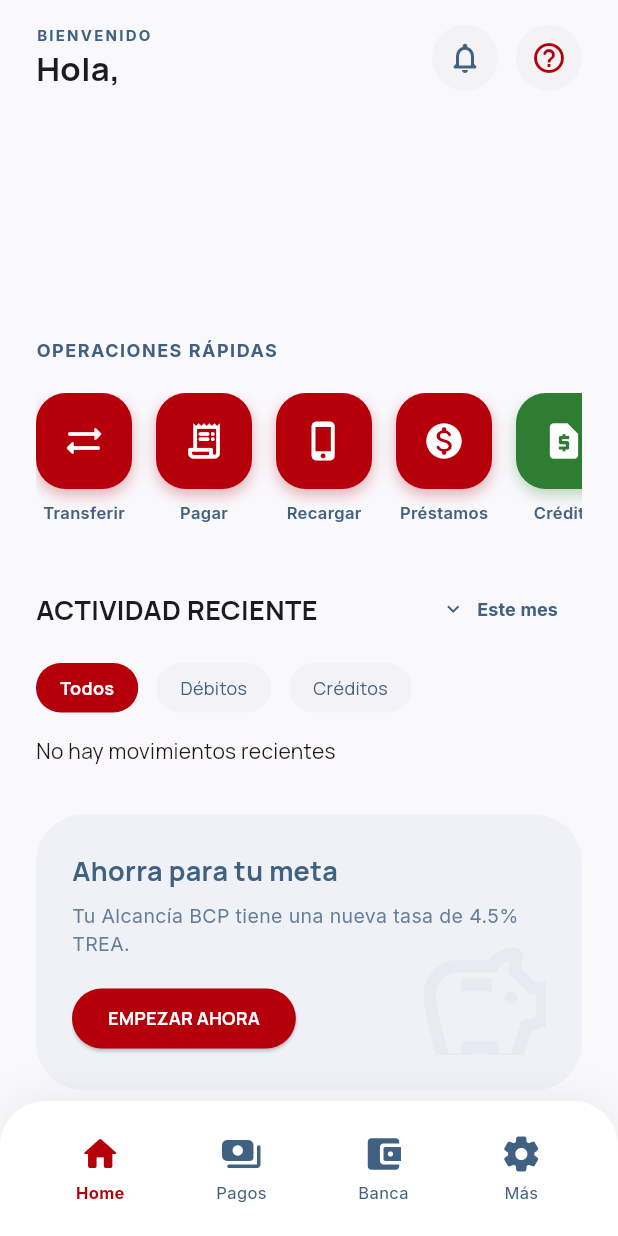
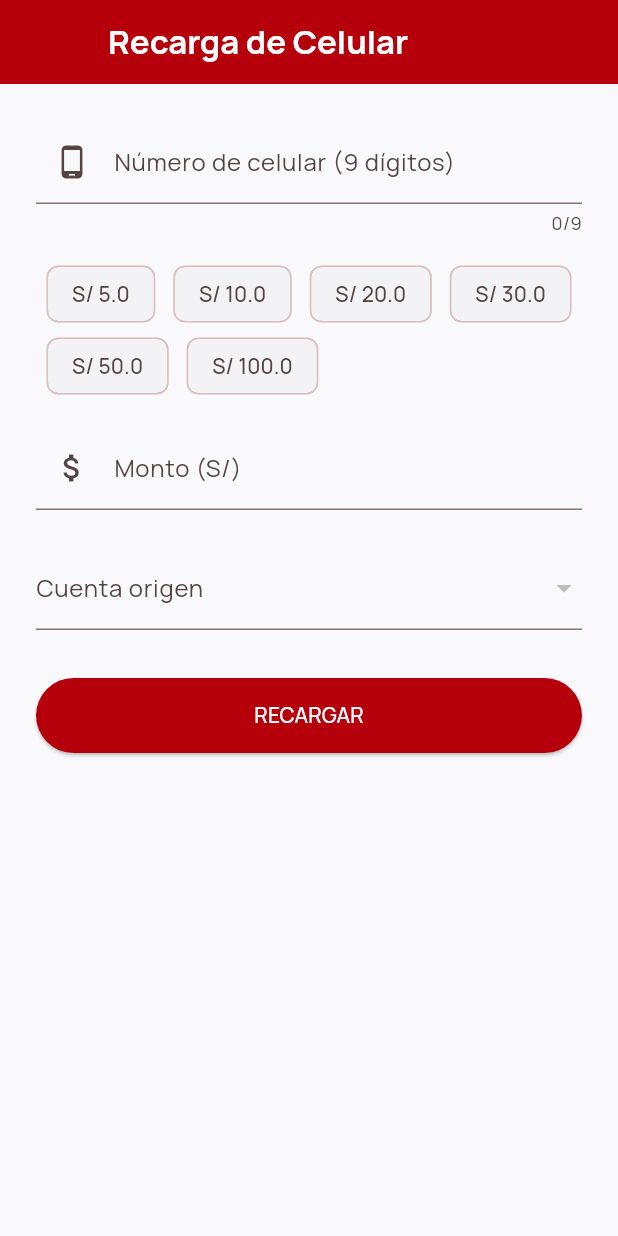
Before and after one commit to josebacilio2004/app_movil_banco, a Flutter app: the screen it shows once a user with an empty profile is signed in, after a tap on "Recargar", on a phone screen of 412 x 824 dp. Run offline on Flutter 3.47's test engine with Material 3 defaults, Android fonts, the phone set to English and light mode, and no system bars; our stand-ins replace cloud_firestore, firebase_auth, firebase_core, google_fonts, share_plus, shared_preferences; accounts and stored records are empty.

Commit message:
SosaPorrasJhoan: Se implemento transferencias y recarga de celular

```diff
--- a/lib/screens/dashboard_screen.dart
+++ b/lib/screens/dashboard_screen.dart
@@ -14,6 +14,8 @@
 import 'loan_simulator_screen.dart';
 import 'ahorro_screen.dart';
 import '../widgets/tarjeta_cuenta_custom.dart';
+import 'transferencia_screen.dart';
+import 'recarga_screen.dart';
 
 class DashboardScreen extends StatefulWidget {
   const DashboardScreen({super.key});
@@ -598,19 +600,28 @@
         physics: const BouncingScrollPhysics(),
         child: Row(
           children: [
-            _buildOpItem("Transferir", Icons.sync_alt_rounded, () {}),
+            // ✅ Transferir - Ahora funciona
+            _buildOpItem("Transferir", Icons.sync_alt_rounded,
+              () => Navigator.push(context, MaterialPageRoute(builder: (_) => const TransferenciaScreen()))),
             const SizedBox(width: 16),
+
             _buildOpItem("Pagar", Icons.receipt_long_rounded,
               () => Navigator.push(context, MaterialPageRoute(builder: (_) => const PaymentScreen()))),
             const SizedBox(width: 16),
-            _buildOpItem("Recargar", Icons.phone_iphone_rounded, () {}),
+
+            // ✅ Recargar - Ahora funciona
+            _buildOpItem("Recargar", Icons.phone_iphone_rounded,
+              () => Navigator.push(context, MaterialPageRoute(builder: (_) => const RecargaScreen()))),
             const SizedBox(width: 16),
+
             _buildOpItem("Préstamos", Icons.monetization_on_rounded,
               () => Navigator.push(context, MaterialPageRoute(builder: (_) => const LoanSimulatorScreen()))),
             const SizedBox(width: 16),
+
             _buildOpItem("Crédito", Icons.request_page, () {},
               color: AppColors.successGreen),
             const SizedBox(width: 16),
+
             _buildOpItem("Ahorro", Icons.savings_outlined,
               () => Navigator.push(context, MaterialPageRoute(builder: (_) => const AhorroScreen()))),
           ],
--- /dev/null
+++ b/lib/screens/recarga_screen.dart
@@ -0,0 +1,177 @@
+import 'package:flutter/material.dart';
+import 'package:provider/provider.dart';
+import '../services/auth_service.dart';
+import '../services/firestore_service.dart';
+import '../models/cuenta.dart';
+import '../models/transaccion.dart';
+import '../models/operador.dart';
+import '../utils/constants.dart';
+
+class RecargaScreen extends StatefulWidget {
+  const RecargaScreen({super.key});
+
+  @override
+  State<RecargaScreen> createState() => _RecargaScreenState();
+}
+
+class _RecargaScreenState extends State<RecargaScreen> {
+  final _formKey = GlobalKey<FormState>();
+  final _numeroController = TextEditingController();
+  final _montoController = TextEditingController();
+  CuentaModel? _cuentaSeleccionada;
+  OperadorModel? _operadorSeleccionado;
+  bool _loading = false;
+
+  final List<double> _montosRecarga = [5, 10, 20, 30, 50, 100];
+
+  void _detectarOperador() {
+    final numero = _numeroController.text.trim();
+    if (numero.length >= 3) {
+      setState(() {
+        _operadorSeleccionado = OperadorModel.identificarOperador(numero);
+      });
+    }
+  }
+
+  Future<void> _realizarRecarga() async {
+    if (!_formKey.currentState!.validate()) return;
+    if (_cuentaSeleccionada == null) return;
+
+    final monto = double.parse(_montoController.text);
+    if (_cuentaSeleccionada!.saldo < monto) {
+      ScaffoldMessenger.of(context).showSnackBar(
+        const SnackBar(content: Text('Saldo insuficiente'), backgroundColor: AppColors.errorRed),
+      );
+      return;
+    }
+
+    setState(() => _loading = true);
+    final firestore = context.read<FirestoreService>();
+    final auth = context.read<AuthService>();
+    final currentUser = auth.user;
+    if (currentUser == null) return;
+
+    final transaccion = TransaccionModel(
+      transaccionId: '',
+      userId: currentUser.uid,
+      cuentaId: _cuentaSeleccionada!.cuentaId,
+      descripcion: 'Recarga ${_operadorSeleccionado?.nombre} - ${_numeroController.text}',
+      monto: monto,
+      tipo: 'debito',
+      fecha: DateTime.now(),
+    );
+
+    try {
+      await firestore.registrarTransaccion(transaccion);
+      if (mounted) {
+        ScaffoldMessenger.of(context).showSnackBar(
+          const SnackBar(content: Text('✓ Recarga exitosa'), backgroundColor: AppColors.successGreen),
+        );
+        Navigator.pop(context);
+      }
+    } catch (e) {
+      if (mounted) ScaffoldMessenger.of(context).showSnackBar(
+        SnackBar(content: Text('Error: $e'), backgroundColor: AppColors.errorRed),
+      );
+    } finally {
+      if (mounted) setState(() => _loading = false);
+    }
+  }
+
+  @override
+  Widget build(BuildContext context) {
+    final auth = context.watch<AuthService>();
+    final firestore = context.read<FirestoreService>();
+    final currentUser = auth.user;
+    if (currentUser == null) return const Scaffold(body: Center(child: CircularProgressIndicator()));
+
+    return Scaffold(
+      backgroundColor: AppColors.background,
+      appBar: AppBar(
+        title: const Text('Recarga de Celular', style: TextStyle(fontWeight: FontWeight.bold)),
+        backgroundColor: AppColors.primaryRed,
+        foregroundColor: Colors.white,
+      ),
+      body: StreamBuilder<List<CuentaModel>>(
+        stream: firestore.getCuentas(currentUser.uid),
+        builder: (context, snap) {
+          if (snap.connectionState == ConnectionState.waiting) {
+            return const Center(child: CircularProgressIndicator());
+          }
+          final cuentas = snap.data ?? [];
+          if (_cuentaSeleccionada == null && cuentas.isNotEmpty) {
+            _cuentaSeleccionada = cuentas.firstWhere((c) => c.tipo == 'corriente', orElse: () => cuentas.first);
+          }
+
+          return SingleChildScrollView(
+            padding: const EdgeInsets.all(24),
+            child: Form(
+              key: _formKey,
+              child: Column(
+                children: [
+                  TextFormField(
+                    controller: _numeroController,
+                    decoration: InputDecoration(
+                      labelText: 'Número de celular (9 dígitos)',
+                      prefixIcon: const Icon(Icons.phone_android),
+                      suffixIcon: _operadorSeleccionado != null
+                          ? Text('${_operadorSeleccionado!.icono} ${_operadorSeleccionado!.nombre}')
+                          : null,
+                    ),
+                    keyboardType: TextInputType.phone,
+                    maxLength: 9,
+                    onChanged: (_) => _detectarOperador(),
+                    validator: (v) {
+                      if (v == null || v.isEmpty) return 'Ingrese número';
+                      if (v.length != 9) return 'Debe tener 9 dígitos';
+                      if (OperadorModel.identificarOperador(v) == null) return 'Operador no reconocido';
+                      return null;
+                    },
+                  ),
+                  const SizedBox(height: 16),
+                  Wrap(
+                    spacing: 12,
+                    children: _montosRecarga.map((monto) {
+                      return ChoiceChip(
+                        label: Text('S/ $monto'),
+                        selected: _montoController.text == monto.toString(),
+                        onSelected: (_) => setState(() => _montoController.text = monto.toString()),
+                        backgroundColor: AppColors.containerLow,
+                        selectedColor: AppColors.primaryRed,
+                        labelStyle: TextStyle(color: _montoController.text == monto.toString() ? Colors.white : null),
+                      );
+                    }).toList(),
+                  ),
+                  const SizedBox(height: 16),
+                  TextFormField(
+                    controller: _montoController,
+                    decoration: const InputDecoration(labelText: 'Monto (S/)', prefixIcon: Icon(Icons.attach_money)),
+                    keyboardType: TextInputType.number,
+                    validator: (v) {
+                      if (v == null || v.isEmpty) return 'Ingrese monto';
+                      if (double.tryParse(v) == null) return 'Monto inválido';
+                      return null;
+                    },
+                  ),
+                  const SizedBox(height: 24),
+                  DropdownButtonFormField<CuentaModel>(
+                    value: _cuentaSeleccionada,
+                    items: cuentas.map((c) => DropdownMenuItem(value: c, child: Text('${c.tipo} - S/ ${c.saldo}'))).toList(),
+                    onChanged: (v) => setState(() => _cuentaSeleccionada = v),
+                    decoration: const InputDecoration(labelText: 'Cuenta origen'),
+                  ),
+                  const SizedBox(height: 32),
+                  ElevatedButton(
+                    onPressed: _loading ? null : _realizarRecarga,
+                    style: ElevatedButton.styleFrom(backgroundColor: AppColors.primaryRed, minimumSize: const Size(double.infinity, 50)),
+                    child: _loading ? const CircularProgressIndicator() : const Text('RECARGAR', style: TextStyle(color: Colors.white)),
+                  ),
+                ],
+              ),
+            ),
+          );
+        },
+      ),
+    );
+  }
+}
```
Also changed, not shown: lib/models/operador.dart (added, +47 -0 lines), lib/screens/transferencia_screen.dart (added, +148 -0 lines).
